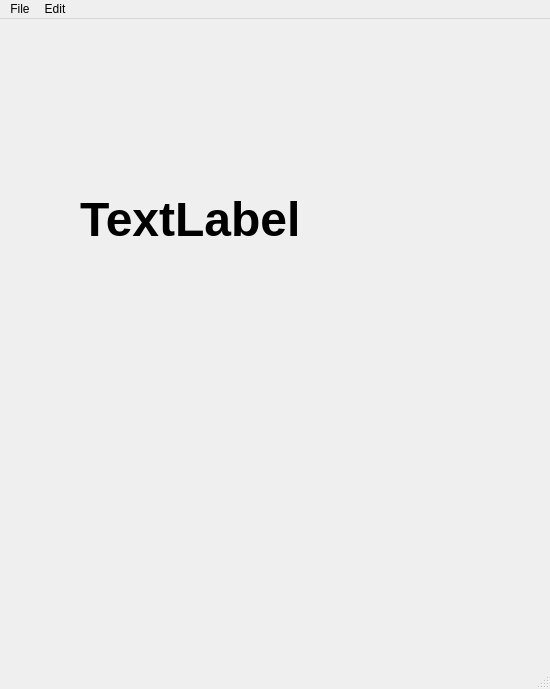
ar5000/PyQt5Stuff, file Toolbar.ui: the form before one commit.
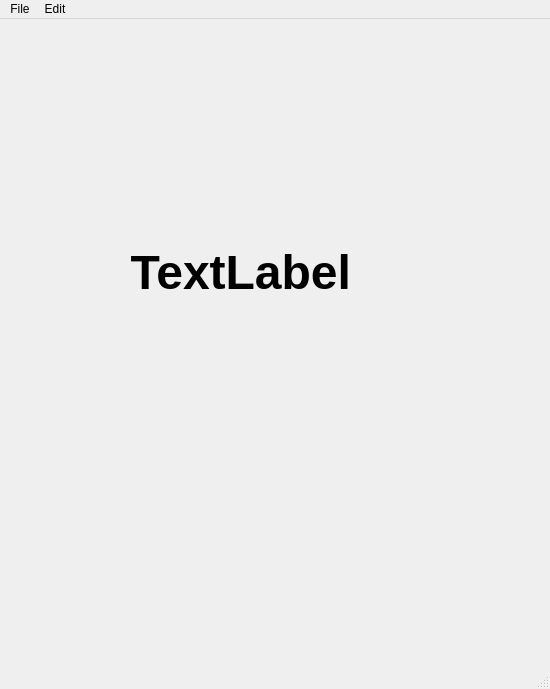
The form after the commit.

Commit message: Added XOR Calc

What changed in the file:
```diff
--- a/Toolbar.ui
+++ b/Toolbar.ui
@@ -30,9 +30,21 @@
       <bold>true</bold>
      </font>
     </property>
+    <property name="cursor">
+     <cursorShape>WaitCursor</cursorShape>
+    </property>
+    <property name="autoFillBackground">
+     <bool>false</bool>
+    </property>
     <property name="text">
      <string>TextLabel</string>
     </property>
+    <property name="alignment">
+     <set>Qt::AlignBottom|Qt::AlignRight|Qt::AlignTrailing</set>
+    </property>
+    <property name="indent">
+     <number>-1</number>
+    </property>
    </widget>
   </widget>
   <widget class="QMenuBar" name="menubar">
```
Left out of the diff: 1 changed line with no effect on the pictures. The commit also changes 1 other file.
